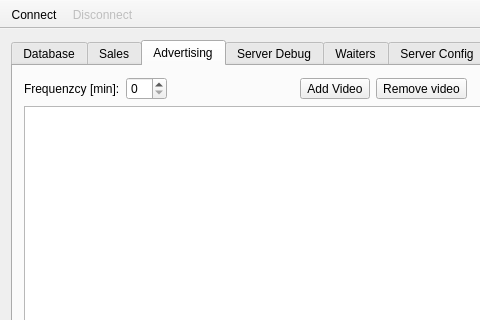
This is admin/ui/mainwindow.ui in Mateus224/rotable as Qt 5 draws it before an edit; both pictures show x 0 to 480 and y 0 to 320 of the 750 by 650 pixel window. The edited form follows.
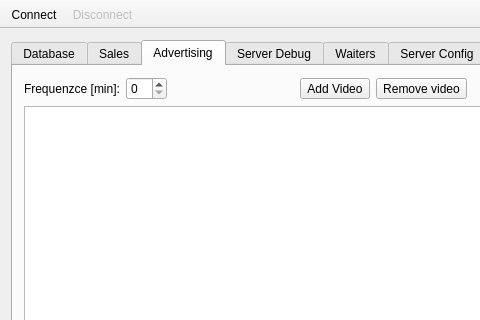
This is the edited form. The open tabs and pages were chosen to show the change. Icons and pictures are not drawn. Custom widgets are drawn as their Qt base class.

Commit message: label name changed

The edit to the form file:
```diff
--- a/admin/ui/mainwindow.ui
+++ b/admin/ui/mainwindow.ui
@@ -444,7 +444,7 @@
             <item alignment="Qt::AlignLeft">
              <widget class="QLabel" name="label_5">
               <property name="text">
-               <string>Frequenzcy [min]:</string>
+               <string>Frequenzce [min]:</string>
               </property>
              </widget>
             </item>
```
Left out of the diff: 2 changed lines with no effect on the pictures.
